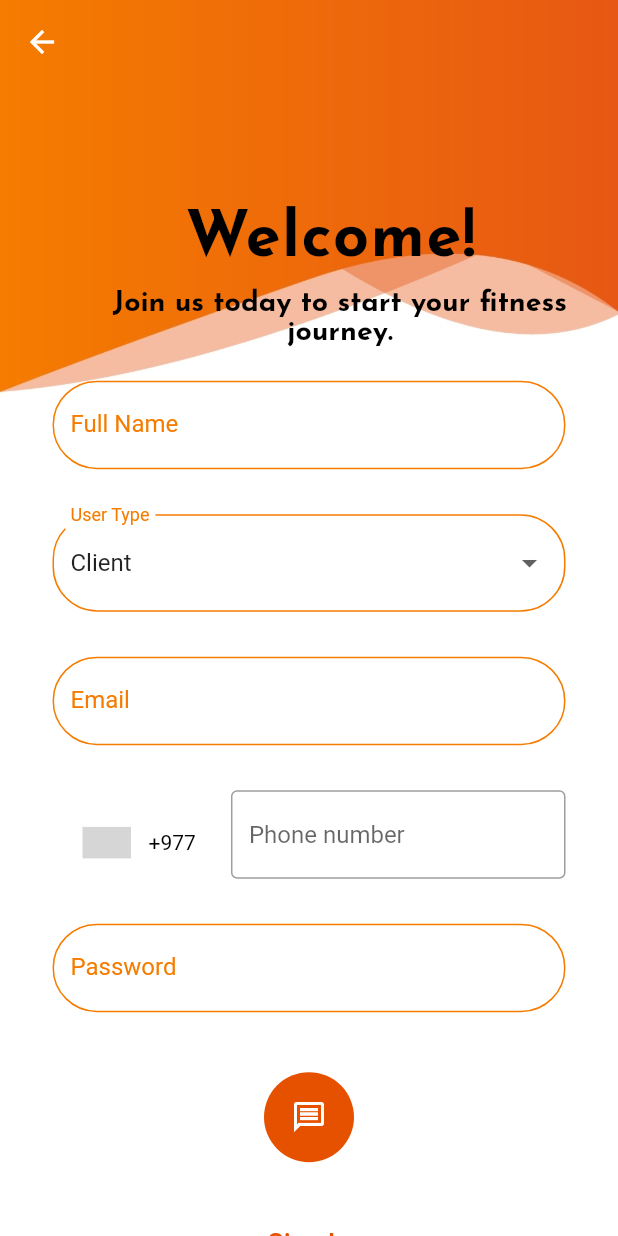
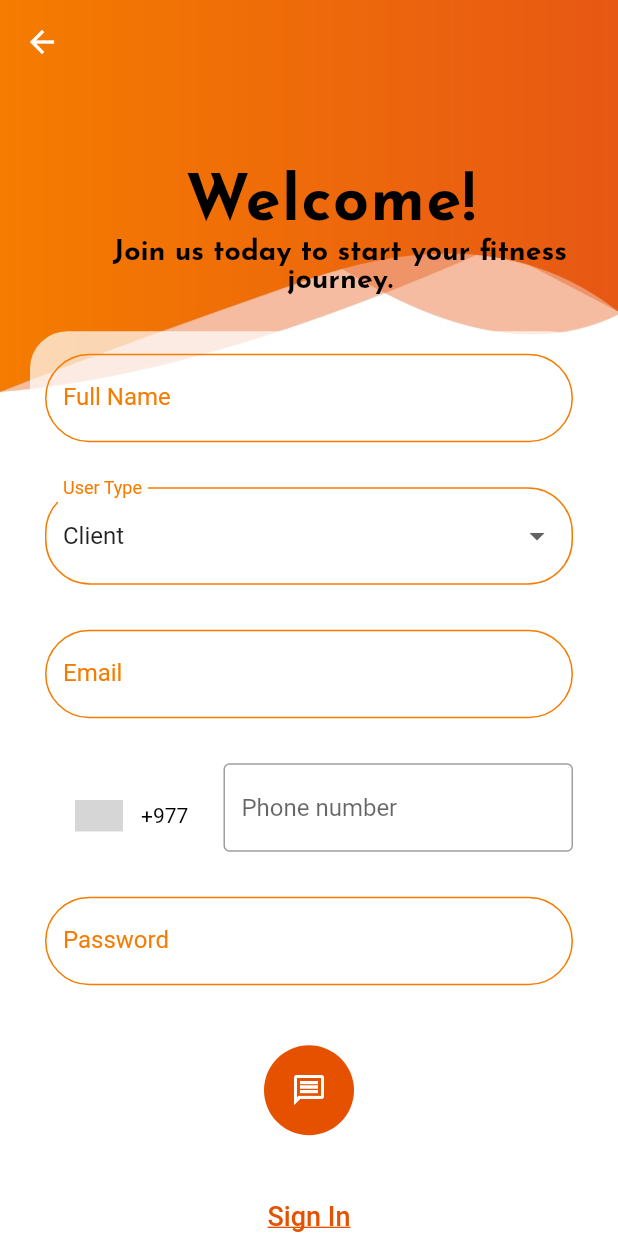
Before and after one commit to vileroze/FIT_BOD, a Flutter app: the screen it shows after launch, after a tap on the "arrow forward" icon, after a tap on "Sign Up", on a phone screen of 412 x 824 dp. Run offline on Flutter 3.47's test engine with Material 2 defaults, Android fonts, the phone set to English and light mode, and no system bars; drawn by our look-alikes of intl_phone_number_input; our stand-ins replace charts_flutter, cloud_firestore, file_picker, firebase_auth, firebase_core, firebase_database and 8 more; missing offline and left inert: agora_uikit, cloud_firestore_web, cloud_functions_web, connectivity_plus_web, firebase_auth_web, firebase_core_web and 8 more; accounts and stored records are empty; grey boxes are pictures that could not be loaded.

Commit message:
making appbar of signin and signup transparent

```diff
--- a/lib/screens/authenticate/sign_in.dart
+++ b/lib/screens/authenticate/sign_in.dart
@@ -4,6 +4,7 @@ import 'package:fitness_app/screens/authenticate/forgot_password.dart';
 import 'package:fitness_app/services/auth.dart';
 import 'package:flutter/material.dart';
 import 'package:fitness_app/screens/authenticate/sign_up.dart';
+import 'package:flutter/services.dart';
 import 'package:provider/provider.dart';
 import 'package:firebase_auth/firebase_auth.dart';
 
@@ -28,29 +29,37 @@ class _SignInState extends State<SignIn> {
           FocusScope.of(context).unfocus();
         },
         child: Scaffold(
+          appBar: AppBar(
+            backgroundColor: Colors.white,
+            elevation: 0,
+            toolbarHeight: size.height / 3,
+            systemOverlayStyle:
+                SystemUiOverlayStyle(statusBarColor: Colors.transparent),
+            flexibleSpace: Container(
+              width: size.width,
+              child: Stack(
+                children: [
+                  Container(
+                    height: size.height / 3,
+                    child: HeaderWidget(size.height / 3, true),
+                  ),
+                  Positioned(
+                    top: size.height / 4.5,
+                    left: size.width / 2.6,
+                    child: CircleAvatar(
+                      backgroundImage: const AssetImage('assets/logo/logo.png'),
+                      radius: size.width / 8.5,
+                      backgroundColor: Colors.white,
+                    ),
+                  ),
+                ],
+              ),
+            ),
+          ),
           backgroundColor: Colors.white,
           body: SingleChildScrollView(
             child: Column(
               children: [
-                Stack(
-                  children: [
-                    Container(
-                      margin: EdgeInsets.only(bottom: 50),
-                      height: 250,
-                      child: HeaderWidget(250, true),
-                    ),
-                    Positioned(
-                      top: 160,
-                      left: size.width / 2.8,
-                      child: CircleAvatar(
-                        backgroundImage:
-                            const AssetImage('assets/logo/logo.png'),
-                        radius: 55,
-                        backgroundColor: Colors.transparent,
-                      ),
-                    ),
-                  ],
-                ),
                 Container(
                   child: Form(
                     key: _formKey,
--- a/lib/screens/authenticate/sign_up.dart
+++ b/lib/screens/authenticate/sign_up.dart
@@ -2,6 +2,7 @@ import 'package:fitness_app/extra/color.dart';
 import 'package:fitness_app/main.dart';
 import 'package:fitness_app/screens/authenticate/otp_validator.dart';
 import 'package:flutter/material.dart';
+import 'package:flutter/services.dart';
 import 'package:intl_phone_number_input/intl_phone_number_input.dart';
 import 'package:google_fonts/google_fonts.dart';
 
@@ -42,6 +43,8 @@ class _SignUpState extends State<SignUp> {
         child: Scaffold(
           backgroundColor: Colors.transparent,
           appBar: AppBar(
+            systemOverlayStyle:
+                SystemUiOverlayStyle(statusBarColor: Colors.transparent),
             backgroundColor: Colors.transparent,
             elevation: 0.0,
           ),
@@ -52,7 +55,7 @@ class _SignUpState extends State<SignUp> {
                 Container(
                   padding: EdgeInsets.only(
                       left: (MediaQuery.of(context).size.width * 0.3),
-                      top: size.height / 10),
+                      top: size.height / 14),
                   child: Text(
                     'Welcome!',
                     textAlign: TextAlign.center,
@@ -67,7 +70,7 @@ class _SignUpState extends State<SignUp> {
                 Container(
                   padding: EdgeInsets.only(
                       left: (MediaQuery.of(context).size.width * 0.1),
-                      top: size.height / 6),
+                      top: size.height / 8),
                   child: Text(
                     'Join us today to start your fitness journey.',
                     textAlign: TextAlign.center,
@@ -81,13 +84,18 @@ class _SignUpState extends State<SignUp> {
                 SingleChildScrollView(
                   child: Container(
                     padding: EdgeInsets.only(
-                        top: MediaQuery.of(context).size.height * 0.24),
-                    // color: Extra.accentColor.withOpacity(0.5),
+                        top: MediaQuery.of(context).size.height * 0.2),
+                    child: Container(
                       child: Column(
                         crossAxisAlignment: CrossAxisAlignment.start,
                         children: [
                           Container(
-                          margin: const EdgeInsets.only(left: 35, right: 35),
+                            decoration: BoxDecoration(
+                                color: Colors.white.withOpacity(0.7),
+                                borderRadius: BorderRadius.circular(25)),
+                            margin: const EdgeInsets.only(left: 20, right: 20),
+                            padding: const EdgeInsets.only(
+                                top: 15, left: 10, right: 10),
                             child: Column(
                               children: [
                                 TextFormField(
@@ -213,7 +221,8 @@ class _SignUpState extends State<SignUp> {
                                       child: IconButton(
                                         color: Colors.white,
                                         onPressed: () async {
-                                        if (_formKey.currentState!.validate()) {
+                                          if (_formKey.currentState!
+                                              .validate()) {
                                             Navigator.push(
                                               context,
                                               MaterialPageRoute(
@@ -244,9 +253,11 @@ class _SignUpState extends State<SignUp> {
                                   children: [
                                     TextButton(
                                       onPressed: () {
-                                      Navigator.of(context).pushAndRemoveUntil(
+                                        Navigator.of(context)
+                                            .pushAndRemoveUntil(
                                                 MaterialPageRoute(
-                                            builder: (context) => AuthWrapper(),
+                                                  builder: (context) =>
+                                                      AuthWrapper(),
                                                 ),
                                                 (route) => false);
                                       },
@@ -254,7 +265,8 @@ class _SignUpState extends State<SignUp> {
                                         'Sign In',
                                         textAlign: TextAlign.center,
                                         style: TextStyle(
-                                          decoration: TextDecoration.underline,
+                                            decoration:
+                                                TextDecoration.underline,
                                             color: Colors.orange.shade900,
                                             fontSize: 18),
                                       ),
@@ -265,6 +277,7 @@ class _SignUpState extends State<SignUp> {
                             ),
                           )
                         ],
+                      ),
                     ),
                   ),
                 ),
--- a/lib/screens/client/profile/nutrients/calorie_intake.dart
+++ b/lib/screens/client/profile/nutrients/calorie_intake.dart
@@ -14,9 +14,9 @@ class CalorieIntake extends StatefulWidget {
 
 Future<FoodItem> fetchNutritionalValue(String queryFood) async {
   final response = await http.get(
-      Uri.parse(
-          'https://api.calorieninjas.com/v1/nutrition?query=' + queryFood),
-      headers: {'X-Api-Key': 'ug3VxLEYAVWiy7rDm6ThiQ==S1WYVbOQKok7RaPR'});
+    Uri.parse('https://api.calorieninjas.com/v1/nutrition?query=' + queryFood),
+    headers: {'X-Api-Key': 'ug3VxLEYAVWiy7rDm6ThiQ==S1WYVbOQKok7RaPR'},
+  );
 
   // Appropriate action depending upon the
   // server response
```
Also changed, not shown: 3 other files. Lines whose indentation alone changed are shown as unchanged.
